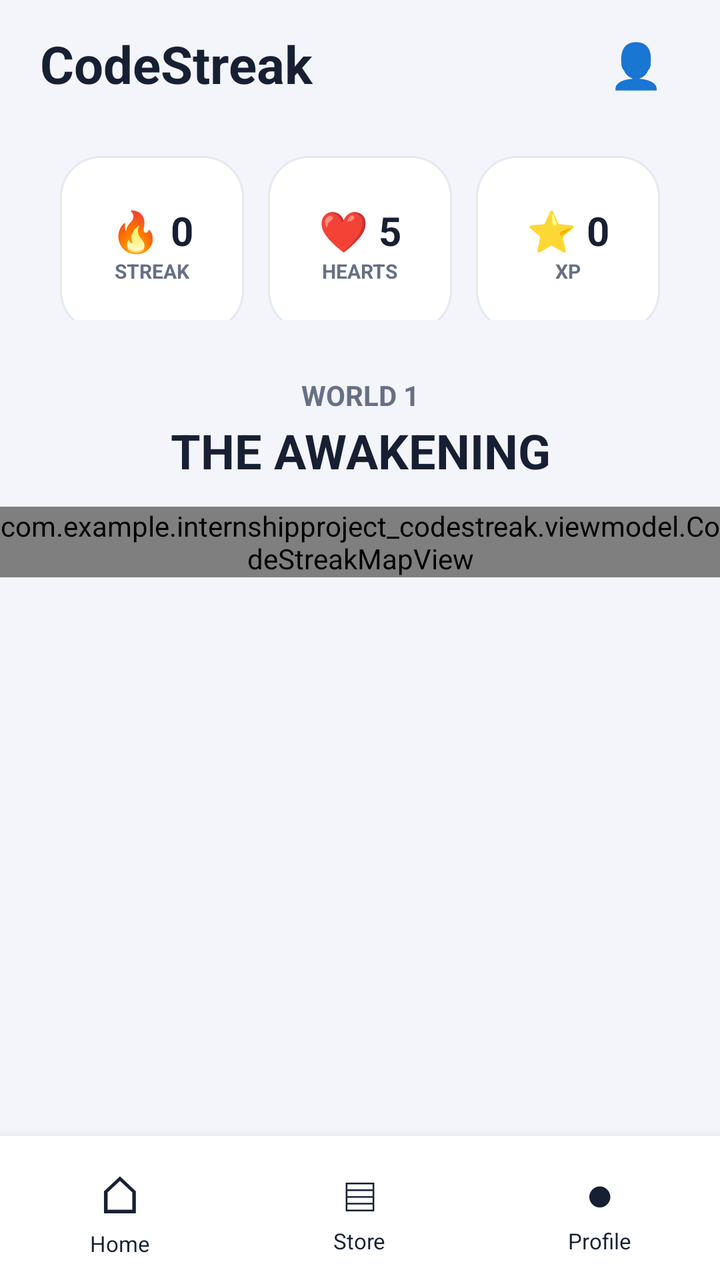
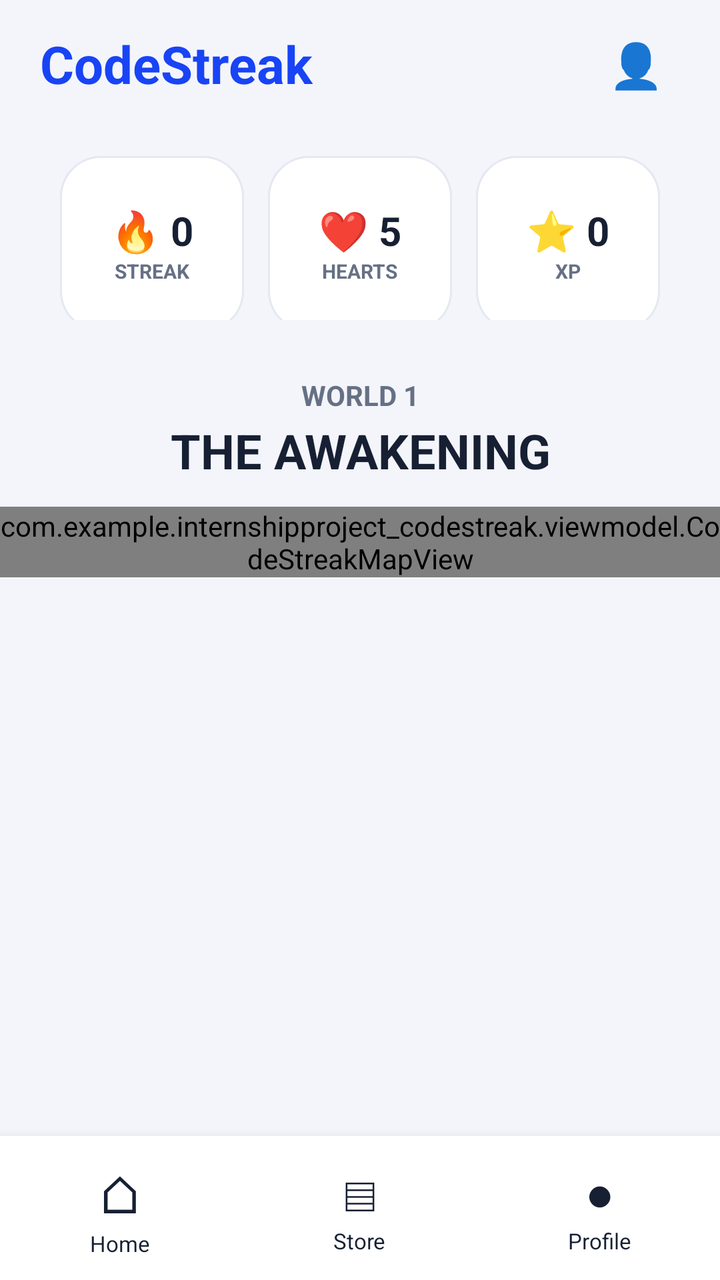

An Android layout rendered at two revisions. The XML below is the earlier revision; the diff shows what the commit changed to produce the second picture.
<!-- AndroidManifest.xml: application theme Theme.InternshipProject_CodeStreak -->
<!-- res/layout/homepage_activity.xml -->
<?xml version="1.0" encoding="utf-8"?>
<LinearLayout xmlns:android="http://schemas.android.com/apk/res/android"
    android:layout_width="match_parent"
    android:layout_height="match_parent"
    xmlns:app="http://schemas.android.com/apk/res-auto"
    android:orientation="vertical"
    android:background="@color/cs_secondary"
    >

    
    
    

    <LinearLayout
        android:layout_width="match_parent"
        android:layout_height="64dp"

        android:gravity="center_vertical"

        android:paddingStart="20dp"
        android:paddingEnd="20dp">

        <TextView
            android:id="@+id/appTitle"

            android:layout_width="0dp"
            android:layout_height="wrap_content"

            android:layout_weight="1"

            android:text="CodeStreak"

            android:textSize="26sp"
            android:textStyle="bold"

            android:textColor="@color/cs_text"/>

        <TextView
            android:id="@+id/profileButton"

            android:layout_width="44dp"
            android:layout_height="44dp"

            android:gravity="center"

            android:text="👤"
            android:textSize="22sp"/>

    </LinearLayout>


    
    
    

    <LinearLayout
        android:id="@+id/statsBar"

        android:layout_width="match_parent"
        android:layout_height="104dp"

        android:layout_marginStart="16dp"
        android:layout_marginEnd="16dp"
        android:layout_marginBottom="8dp"

        android:padding="8dp"

        android:orientation="horizontal"

        android:weightSum="3">


        

        <LinearLayout
            android:id="@+id/streakCard"

            android:layout_width="0dp"

            android:layout_weight="1"



            android:gravity="center"
            android:orientation="vertical"

            android:background="@drawable/bg_stat_card"

            android:clickable="true"
            android:focusable="true"

            android:layout_height="88dp"
            android:layout_margin="6dp"
            android:paddingStart="12dp"
            android:paddingEnd="12dp"
            android:paddingTop="10dp"
            android:paddingBottom="10dp"

            >



            <TextView
                android:id="@+id/streakValue"

                android:layout_width="wrap_content"
                android:layout_height="wrap_content"

                android:text="🔥 0"

                android:textSize="20sp"
                android:textStyle="bold"



                android:textColor="@color/cs_text"/>

            <TextView
                android:layout_width="wrap_content"
                android:layout_height="wrap_content"

                android:text="STREAK"

                android:textSize="10sp"
                android:textStyle="bold"



                android:textColor="@color/cs_text_muted"/>

        </LinearLayout>


        

        <LinearLayout
            android:id="@+id/heartsCard"

            android:layout_width="0dp"

            android:layout_weight="1"



            android:gravity="center"
            android:orientation="vertical"

            android:background="@drawable/bg_stat_card"

            android:clickable="true"
            android:focusable="true"

            android:layout_height="88dp"
            android:layout_margin="6dp"
            android:paddingStart="12dp"
            android:paddingEnd="12dp"
            android:paddingTop="10dp"
            android:paddingBottom="10dp"
            >

            <TextView
                android:id="@+id/heartsValue"

                android:layout_width="wrap_content"
                android:layout_height="wrap_content"

                android:text="❤️ 5"

                android:textSize="20sp"
                android:textStyle="bold"

                android:textColor="@color/cs_text"/>

            <TextView
                android:layout_width="wrap_content"
                android:layout_height="wrap_content"

                android:text="HEARTS"

                android:textSize="10sp"
                android:textStyle="bold"

                android:textColor="@color/cs_text_muted"/>

        </LinearLayout>


        

        <LinearLayout
            android:id="@+id/xpCard"

            android:layout_width="0dp"

            android:layout_weight="1"



            android:gravity="center"
            android:orientation="vertical"

            android:background="@drawable/bg_stat_card"

            android:clickable="true"
            android:focusable="true"

            android:layout_height="88dp"
            android:layout_margin="6dp"
            android:paddingStart="12dp"
            android:paddingEnd="12dp"
            android:paddingTop="10dp"
            android:paddingBottom="10dp"

            >

            <TextView
                android:id="@+id/xpValue"

                android:layout_width="wrap_content"
                android:layout_height="wrap_content"

                android:text="⭐ 0"

                android:textSize="20sp"
                android:textStyle="bold"

                android:textColor="@color/cs_text"/>

            <TextView
                android:layout_width="wrap_content"
                android:layout_height="wrap_content"

                android:text="XP"

                android:textSize="10sp"
                android:textStyle="bold"

                android:textColor="@color/cs_text_muted"/>

        </LinearLayout>

    </LinearLayout>


    
    
    

    <ScrollView
        android:layout_width="match_parent"
        android:layout_height="0dp"

        android:layout_weight="1"

        android:fillViewport="true"

        android:clipChildren="false"

        >

        <LinearLayout
            android:layout_width="match_parent"
            android:layout_height="wrap_content"

            android:orientation="vertical">


            <TextView
                android:id="@+id/worldLabel"

                android:layout_width="match_parent"
                android:layout_height="wrap_content"

                android:layout_marginTop="12dp"

                android:gravity="center"

                android:text="WORLD 1"

                android:textSize="14sp"
                android:textStyle="bold"

                android:textColor="@color/cs_text_muted"/>


            <TextView
                android:id="@+id/worldTitle"

                android:layout_width="match_parent"
                android:layout_height="wrap_content"

                android:layout_marginTop="2dp"
                android:layout_marginBottom="12dp"

                android:gravity="center"

                android:text="THE AWAKENING"

                android:textSize="24sp"
                android:textStyle="bold"

                android:textColor="@color/cs_text"/>


            <com.example.internshipproject_codestreak.viewmodel.CodeStreakMapView
                android:id="@+id/codeStreakMap"

                android:layout_width="match_parent"
                android:layout_height="wrap_content"


                />

        </LinearLayout>

    </ScrollView>

    <LinearLayout
        android:id="@+id/bottomNavigation"

        android:layout_width="match_parent"
        android:layout_height="72dp"

        android:background="#FFFFFF"

        android:elevation="10dp"

        android:orientation="horizontal"
        android:weightSum="3">


        <LinearLayout
            android:id="@+id/navHome"
            android:layout_width="0dp"
            android:layout_height="match_parent"
            android:layout_weight="1"
            android:gravity="center"
            android:orientation="vertical">

            <TextView
                android:layout_width="wrap_content"
                android:layout_height="wrap_content"
                android:text="⌂"
                android:textSize="26sp"
                android:textColor="@color/cs_text"/>

            <TextView
                android:layout_width="wrap_content"
                android:layout_height="wrap_content"
                android:text="Home"
                android:textSize="11sp"
                android:textColor="@color/cs_text"/>

        </LinearLayout>


        <LinearLayout
            android:id="@+id/navStore"
            android:layout_width="0dp"
            android:layout_height="match_parent"
            android:layout_weight="1"
            android:gravity="center"
            android:orientation="vertical">

            <TextView
                android:layout_width="wrap_content"
                android:layout_height="wrap_content"
                android:text="▤"
                android:textSize="24sp"
                android:textColor="@color/cs_text"/>

            <TextView
                android:layout_width="wrap_content"
                android:layout_height="wrap_content"
                android:text="Store"
                android:textSize="11sp"
                android:textColor="@color/cs_text"/>

        </LinearLayout>


        <LinearLayout
            android:id="@+id/navProfile"
            android:layout_width="0dp"
            android:layout_height="match_parent"
            android:layout_weight="1"
            android:gravity="center"
            android:orientation="vertical">

            <TextView
                android:layout_width="wrap_content"
                android:layout_height="wrap_content"
                android:text="●"
                android:textSize="24sp"
                android:textColor="@color/cs_text"/>

            <TextView
                android:layout_width="wrap_content"
                android:layout_height="wrap_content"
                android:text="Profile"
                android:textSize="11sp"
                android:textColor="@color/cs_text"/>

        </LinearLayout>

    </LinearLayout>


</LinearLayout>
<!-- resources referenced by this layout -->
<resources>
  <color name="cs_secondary">#F4F5FB</color>
  <color name="cs_text">#172033</color>
  <color name="cs_text_muted">#667085</color>
  <!-- drawable bg_stat_card (drawable) -->
  <?xml version="1.0" encoding="utf-8"?>
  <shape xmlns:android="http://schemas.android.com/apk/res/android">
  
      <solid android:color="@color/cs_white"/>
  
      <corners android:radius="20dp"/>
  
      <stroke
          android:width="1dp"
          android:color="#E4E8F2"/>
  
      <padding
          android:left="8dp"
          android:top="6dp"
          android:right="8dp"
          android:bottom="6dp"/>
  
  </shape>
  <style name="Theme.InternshipProject_CodeStreak" parent="Base.Theme.InternshipProject_CodeStreak" />
  <color name="cs_white">#FFFFFF</color>
  <style name="Base.Theme.InternshipProject_CodeStreak" parent="Theme.Material3.DayNight.NoActionBar">
          
          
      </style>
</resources>

<!-- the commit's change to res/layout/homepage_activity.xml (unified diff, before → after) -->
@@ -33,7 +33,7 @@
             android:textSize="26sp"
             android:textStyle="bold"
 
-            android:textColor="@color/cs_text"/>
+            android:textColor="@color/cs_primary"/>
 
         <TextView
             android:id="@+id/profileButton"
<!-- resource entries referenced after the edit -->
@@ -1,5 +1,6 @@
 <!-- resources referenced by this layout -->
 <resources>
+  <color name="cs_primary">#1844F5</color>
   <color name="cs_secondary">#F4F5FB</color>
   <color name="cs_text">#172033</color>
   <color name="cs_text_muted">#667085</color>
